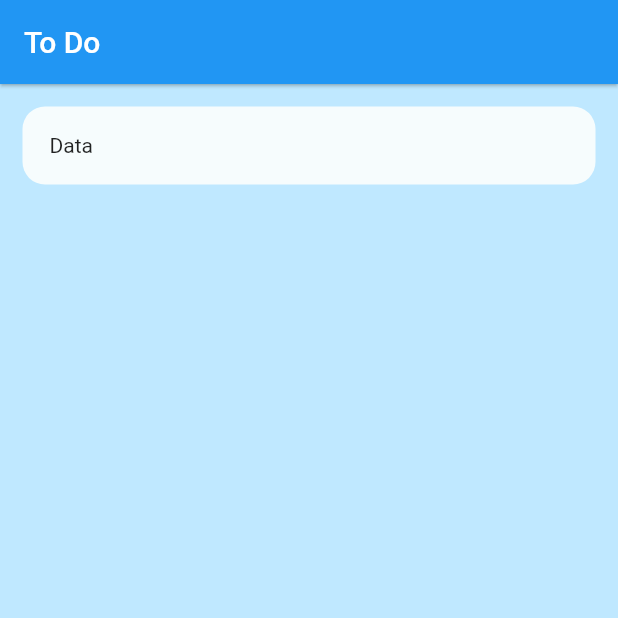
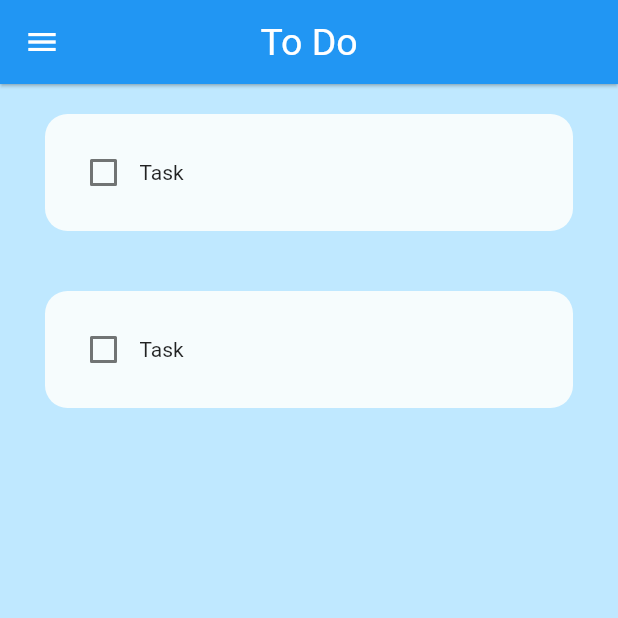
Before and after one commit to riyad671/todo_app, a Flutter app: the screen it shows after launch, on a phone screen of 412 x 824 dp, the top half of it. Run offline on Flutter 3.47's test engine with Material 2 defaults, Android fonts, the phone set to English and light mode, and no system bars.

```diff
--- a/lib/screen/home_screen.dart
+++ b/lib/screen/home_screen.dart
@@ -1,20 +1,60 @@
 import 'package:flutter/material.dart';
 import 'package:todo_app/utility/todo_tile.dart';
 
-class HomeScreen extends StatelessWidget {
+class HomeScreen extends StatefulWidget {
   const HomeScreen({super.key});
+  @override
+  State<HomeScreen> createState() => _HomeScreenState();
+}
+
+class _HomeScreenState extends State<HomeScreen> {
+  // List of To-Do task
+  List toDoList = [
+    [
+      "Finish To-Do App",
+      false,
+    ],
+    [
+      "Compile quiz app",
+      false,
+    ],
+  ];
+  // Checkbox was taped
+  void checkBoxChanged(bool? value, int index) {
+    setState(() {
+      toDoList[index][1] = !toDoList[index][1];
+    });
+  }
+
   @override
   Widget build(BuildContext context) {
     return Scaffold(
       backgroundColor: const Color.fromRGBO(191, 232, 255, 1),
       appBar: AppBar(
         title: const Text('To Do'),
+        centerTitle: true,
+        titleTextStyle: const TextStyle(
+          color: Colors.white,
+          fontSize: 25,
+        ),
+        // Icon
+        leading: IconButton(
+          icon: const Icon(Icons.menu), // Add your icon here
+          onPressed: () {
+            // Add your action when the icon is pressed
+          },
+        ),
         elevation: 0.9,
       ),
-      body: ListView(
-        children: const [
-          ToDoTile(),
-        ],
+      body: ListView.builder(
+        itemCount: toDoList.length,
+        itemBuilder: (context, index) {
+          return ToDoTile(
+            taskName: toDoList[index][0],
+            taskCompleted: toDoList[index][1],
+            onChanged: (value) => checkBoxChanged(value, index),
+          );
+        },
       ),
     );
   }
--- a/lib/utility/todo_tile.dart
+++ b/lib/utility/todo_tile.dart
@@ -1,19 +1,36 @@
 import 'package:flutter/material.dart';
 
 class ToDoTile extends StatelessWidget {
-  const ToDoTile({super.key});
+  const ToDoTile({
+    super.key,
+    required this.taskCompleted,
+    required this.taskName,
+    required this.onChanged,
+  });
+
+  final String taskName;
+  final bool taskCompleted;
+  final Function(bool?)? onChanged;
 
   @override
   Widget build(BuildContext context) {
     return Padding(
-      padding: const EdgeInsets.all(15),
+      padding: const EdgeInsets.symmetric(vertical: 20, horizontal: 30),
       child: Container(
-        padding: const EdgeInsets.all(18),
+        padding: const EdgeInsets.all(15),
         decoration: BoxDecoration(
           color: const Color.fromRGBO(246, 252, 253, 1),
           borderRadius: BorderRadius.circular(15),
         ),
-        child: const Text('Data'),
+        child: Row(
+          children: [
+            // Checkbox
+            Checkbox(value: taskCompleted, onChanged: onChanged),
+
+            //Task
+            const Text('Task'),
+          ],
+        ),
       ),
     );
   }
```
